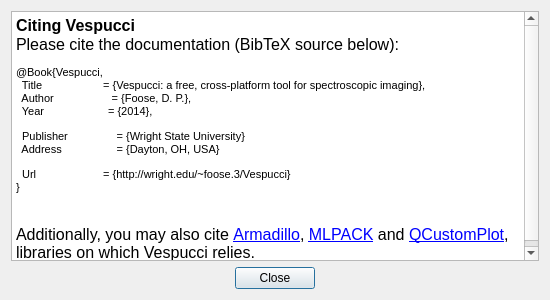
VespucciProject/Vespucci, file citationdialog.ui: the form before one commit.
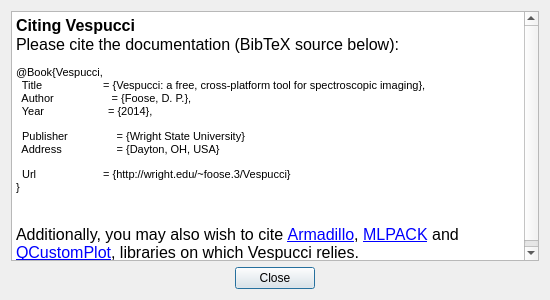
The form after the commit.

Commit message: UI enhancements (larger dialogs with larger font (10 pt instead of 8 pt), plot preview interactions (mouse wheel zoom, drag), simplification of forms). Implementation of composite datasets through MetaDataset and MetaDatasetDialog.

Diff of the .ui file:
```diff
--- a/citationdialog.ui
+++ b/citationdialog.ui
@@ -60,7 +60,7 @@
 &lt;p style=&quot; margin-top:12px; margin-bottom:12px; margin-left:0px; margin-right:0px; -qt-block-indent:0; text-indent:0px;&quot;&gt;&lt;span style=&quot; font-family:'Courier New,courier'; font-size:8pt;&quot;&gt;  Publisher                = {Wright State University}&lt;br /&gt;  Address                  = {Dayton, OH, USA}&lt;/span&gt;&lt;/p&gt;
 &lt;p style=&quot; margin-top:12px; margin-bottom:12px; margin-left:0px; margin-right:0px; -qt-block-indent:0; text-indent:0px;&quot;&gt;&lt;span style=&quot; font-family:'Courier New,courier'; font-size:8pt;&quot;&gt;  Url                      = {http://wright.edu/~foose.3/Vespucci} &lt;br /&gt;}&lt;/span&gt;&lt;/p&gt;
 &lt;p style=&quot;-qt-paragraph-type:empty; margin-top:0px; margin-bottom:0px; margin-left:0px; margin-right:0px; -qt-block-indent:0; text-indent:0px; font-size:12pt;&quot;&gt;&lt;br /&gt;&lt;/p&gt;
-&lt;p style=&quot; margin-top:0px; margin-bottom:0px; margin-left:0px; margin-right:0px; -qt-block-indent:0; text-indent:0px;&quot;&gt;&lt;span style=&quot; font-size:12pt;&quot;&gt;Additionally, you may also cite &lt;/span&gt;&lt;a href=&quot;http://arma.sourceforge.net&quot;&gt;&lt;span style=&quot; font-size:12pt; text-decoration: underline; color:#0000ff;&quot;&gt;Armadillo&lt;/span&gt;&lt;/a&gt;&lt;span style=&quot; font-size:12pt;&quot;&gt;, &lt;/span&gt;&lt;a href=&quot;http://mlpack.org&quot;&gt;&lt;span style=&quot; font-size:12pt; text-decoration: underline; color:#0000ff;&quot;&gt;MLPACK&lt;/span&gt;&lt;/a&gt;&lt;span style=&quot; font-size:12pt;&quot;&gt; and &lt;/span&gt;&lt;a href=&quot;http://qcustomplot.com&quot;&gt;&lt;span style=&quot; font-size:12pt; text-decoration: underline; color:#0000ff;&quot;&gt;QCustomPlot&lt;/span&gt;&lt;/a&gt;&lt;span style=&quot; font-size:12pt;&quot;&gt;, libraries on which Vespucci relies.&lt;/span&gt;&lt;/p&gt;&lt;/body&gt;&lt;/html&gt;</string>
+&lt;p style=&quot; margin-top:0px; margin-bottom:0px; margin-left:0px; margin-right:0px; -qt-block-indent:0; text-indent:0px;&quot;&gt;&lt;span style=&quot; font-size:12pt;&quot;&gt;Additionally, you may also wish to cite &lt;/span&gt;&lt;a href=&quot;http://arma.sourceforge.net&quot;&gt;&lt;span style=&quot; font-size:12pt; text-decoration: underline; color:#0000ff;&quot;&gt;Armadillo&lt;/span&gt;&lt;/a&gt;&lt;span style=&quot; font-size:12pt;&quot;&gt;, &lt;/span&gt;&lt;a href=&quot;http://mlpack.org&quot;&gt;&lt;span style=&quot; font-size:12pt; text-decoration: underline; color:#0000ff;&quot;&gt;MLPACK&lt;/span&gt;&lt;/a&gt;&lt;span style=&quot; font-size:12pt;&quot;&gt; and &lt;/span&gt;&lt;a href=&quot;http://qcustomplot.com&quot;&gt;&lt;span style=&quot; font-size:12pt; text-decoration: underline; color:#0000ff;&quot;&gt;QCustomPlot&lt;/span&gt;&lt;/a&gt;&lt;span style=&quot; font-size:12pt;&quot;&gt;, libraries on which Vespucci relies.&lt;/span&gt;&lt;/p&gt;&lt;/body&gt;&lt;/html&gt;</string>
      </property>
     </widget>
    </item>
```
Left out of the diff: 2 changed lines with no effect on the pictures. The commit also changes 36 other files.
